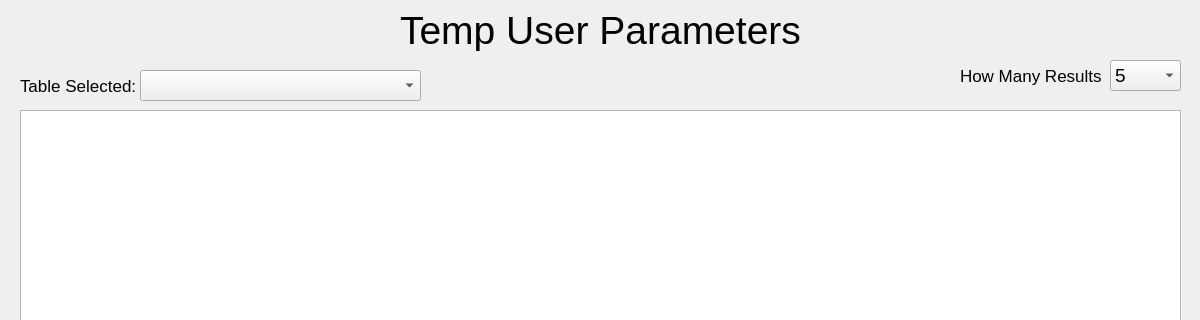
Qt form Client/pages/user_page_test.ui (Kolby-MacDonald/AvailData) before a commit; both pictures show x 0 to 1200 and y 0 to 320 of the 1200 by 800 pixel window.
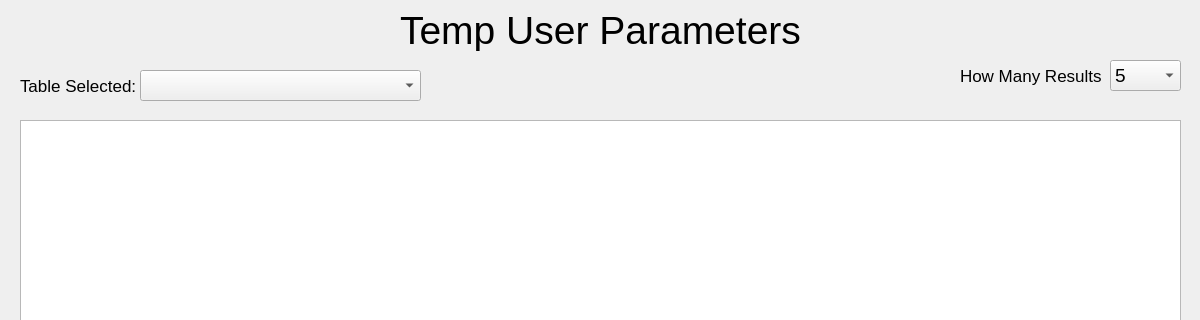
The same form after that commit.

Commit message:
Python Pickle Sending Init Data.
Using pickle to keep data types and increase client speed.

```diff
--- a/Client/pages/user_page_test.ui
+++ b/Client/pages/user_page_test.ui
@@ -10,6 +10,12 @@
     <height>800</height>
    </rect>
   </property>
+  <property name="sizePolicy">
+   <sizepolicy hsizetype="Fixed" vsizetype="Fixed">
+    <horstretch>0</horstretch>
+    <verstretch>0</verstretch>
+   </sizepolicy>
+  </property>
   <property name="minimumSize">
    <size>
     <width>1200</width>
@@ -137,20 +143,15 @@
     </property>
    </item>
   </widget>
-  <widget class="QTableView" name="dataresults_tableview">
+  <widget class="QTableWidget" name="loaded_table_edit">
    <property name="geometry">
     <rect>
      <x>20</x>
-     <y>110</y>
+     <y>120</y>
      <width>1161</width>
-     <height>671</height>
+     <height>661</height>
     </rect>
    </property>
-   <property name="font">
-    <font>
-     <pointsize>12</pointsize>
-    </font>
-   </property>
   </widget>
  </widget>
  <resources/>
```
The commit also changes 2 other files.
